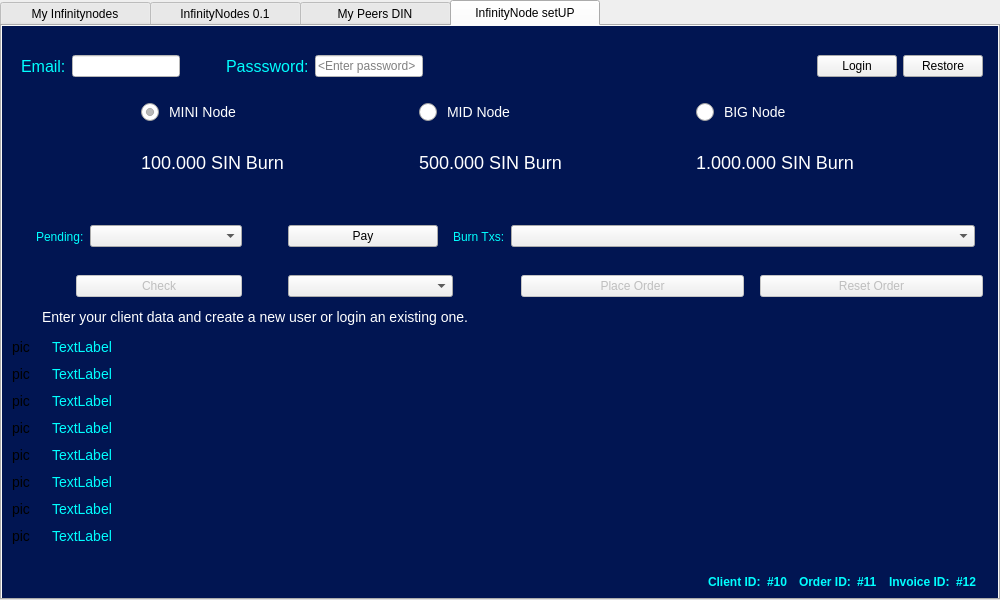
Above: src/qt/forms/masternodelist.ui from hardwarewise/SIN-core before the change. Below: the same form after it.
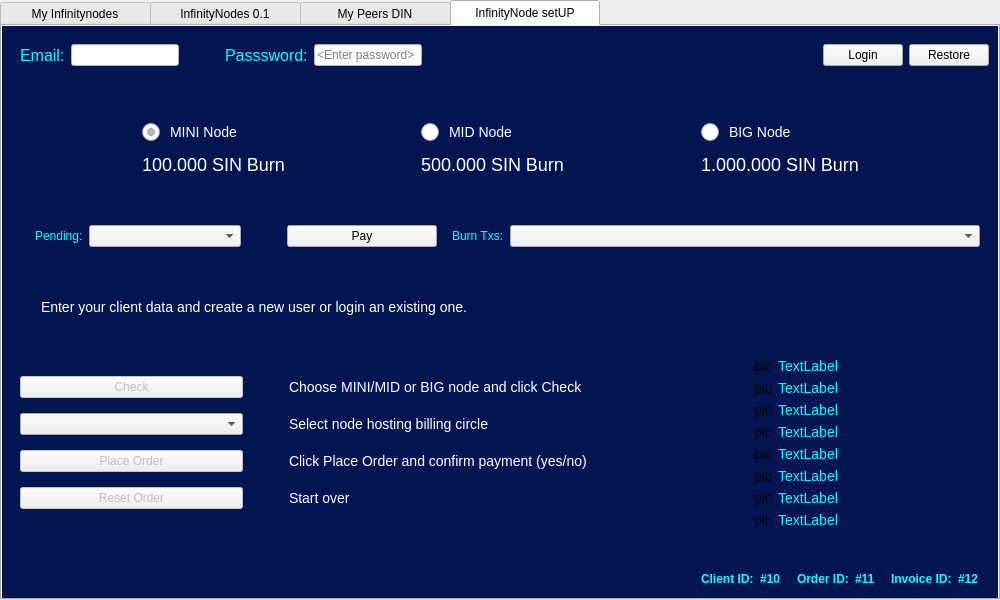
That is the form after the change. The open tabs and pages were chosen to show the change. Icons and pictures are not drawn.

Commit message: The setUP tab has been edited.

The edit to the form file:
```diff
--- a/src/qt/forms/masternodelist.ui
+++ b/src/qt/forms/masternodelist.ui
@@ -512,15 +512,147 @@
         <attribute name="title">
          <string>InfinityNode setUP</string>
         </attribute>
-        <widget class="QWidget" name="gridLayoutWidget">
-         <property name="geometry">
-          <rect>
-           <x>10</x>
-           <y>70</y>
-           <width>971</width>
-           <height>94</height>
-          </rect>
-         </property>
+        <layout class="QVBoxLayout" name="verticalLayout_5">
+         <item>
+          <layout class="QHBoxLayout" name="horizontalLayout_4">
+           <item>
+            <widget class="QWidget" name="widgetLogin" native="true">
+             <layout class="QHBoxLayout" name="horizontalLayout_10">
+              <item>
+               <widget class="QLabel" name="labelEmail">
+                <property name="font">
+                 <font>
+                  <pointsize>-1</pointsize>
+                  <weight>50</weight>
+                  <bold>false</bold>
+                 </font>
+                </property>
+                <property name="styleSheet">
+                 <string notr="true">font-size:16px;
+color: #01FFFF;
+
+</string>
+                </property>
+                <property name="text">
+                 <string>Email:</string>
+                </property>
+               </widget>
+              </item>
+              <item>
+               <widget class="QLineEdit" name="txtEmail">
+                <property name="styleSheet">
+                 <string notr="true">background-color: white;</string>
+                </property>
+               </widget>
+              </item>
+              <item>
+               <spacer name="horizontalSpacer_4">
+                <property name="orientation">
+                 <enum>Qt::Horizontal</enum>
+                </property>
+                <property name="sizeHint" stdset="0">
+                 <size>
+                  <width>40</width>
+                  <height>20</height>
+                 </size>
+                </property>
+               </spacer>
+              </item>
+              <item>
+               <widget class="QLabel" name="labelPassword">
+                <property name="font">
+                 <font>
+                  <pointsize>-1</pointsize>
+                  <weight>50</weight>
+                  <bold>false</bold>
+                 </font>
+                </property>
+                <property name="styleSheet">
+                 <string notr="true">font-size:16px;
+color: #01FFFF;
+
+</string>
+                </property>
+                <property name="text">
+                 <string>Passsword:</string>
+                </property>
+               </widget>
+              </item>
+              <item>
+               <widget class="QLineEdit" name="txtPassword">
+                <property name="styleSheet">
+                 <string notr="true">background-color: white;</string>
+                </property>
+                <property name="echoMode">
+                 <enum>QLineEdit::Password</enum>
+                </property>
+                <property name="placeholderText">
+                 <string>&lt;Enter password&gt;</string>
+                </property>
+               </widget>
+              </item>
+              <item>
+               <spacer name="horizontalSpacer_7">
+                <property name="orientation">
+                 <enum>Qt::Horizontal</enum>
+                </property>
+                <property name="sizeHint" stdset="0">
+                 <size>
+                  <width>40</width>
+                  <height>20</height>
+                 </size>
+                </property>
+               </spacer>
+              </item>
+             </layout>
+            </widget>
+           </item>
+           <item>
+            <spacer name="horizontalSpacer_8">
+             <property name="orientation">
+              <enum>Qt::Horizontal</enum>
+             </property>
+             <property name="sizeHint" stdset="0">
+              <size>
+               <width>40</width>
+               <height>20</height>
+              </size>
+             </property>
+            </spacer>
+           </item>
+           <item>
+            <widget class="QPushButton" name="btnLogin">
+             <property name="text">
+              <string>Login</string>
+             </property>
+            </widget>
+           </item>
+           <item>
+            <layout class="QHBoxLayout" name="horizontalLayout_8"/>
+           </item>
+           <item>
+            <widget class="QPushButton" name="btnRestore">
+             <property name="text">
+              <string>Restore</string>
+             </property>
+            </widget>
+           </item>
+          </layout>
+         </item>
+         <item>
+          <spacer name="verticalSpacer_5">
+           <property name="orientation">
+            <enum>Qt::Vertical</enum>
+           </property>
+           <property name="sizeHint" stdset="0">
+            <size>
+             <width>20</width>
+             <height>40</height>
+            </size>
+           </property>
+          </spacer>
+         </item>
+         <item>
          <layout class="QGridLayout" name="nodeSelect">
           <property name="sizeConstraint">
            <enum>QLayout::SetDefaultConstraint</enum>
@@ -761,522 +893,22 @@
            </widget>
           </item>
          </layout>
-        </widget>
-        <widget class="QWidget" name="verticalLayoutWidget_2">
-         <property name="geometry">
-          <rect>
-           <x>50</x>
-           <y>310</y>
-           <width>931</width>
-           <height>210</height>
-          </rect>
-         </property>
-         <layout class="QVBoxLayout" name="verticalLayout_5">
-          <item>
-           <widget class="QLabel" name="labelTxt_1">
-            <property name="styleSheet">
-             <string notr="true">font-size:14px;
-color: #01FFFF;</string>
-            </property>
-            <property name="text">
-             <string>TextLabel</string>
-            </property>
-           </widget>
           </item>
           <item>
-           <widget class="QLabel" name="labelTxt_2">
-            <property name="styleSheet">
-             <string notr="true">font-size:14px;
-color: #01FFFF;</string>
-            </property>
-            <property name="text">
-             <string>TextLabel</string>
-            </property>
-           </widget>
-          </item>
-          <item>
-           <widget class="QLabel" name="labelTxt_3">
-            <property name="styleSheet">
-             <string notr="true">font-size:14px;
-color: #01FFFF;</string>
-            </property>
-            <property name="text">
-             <string>TextLabel</string>
-            </property>
-           </widget>
-          </item>
-          <item>
-           <widget class="QLabel" name="labelTxt_4">
-            <property name="styleSheet">
-             <string notr="true">font-size:14px;
-color: #01FFFF;</string>
-            </property>
-            <property name="text">
-             <string>TextLabel</string>
-            </property>
-           </widget>
-          </item>
-          <item>
-           <widget class="QLabel" name="labelTxt_5">
-            <property name="styleSheet">
-             <string notr="true">font-size:14px;
-color: #01FFFF;</string>
-            </property>
-            <property name="text">
-             <string>TextLabel</string>
-            </property>
-           </widget>
-          </item>
-          <item>
-           <widget class="QLabel" name="labelTxt_6">
-            <property name="styleSheet">
-             <string notr="true">font-size:14px;
-color: #01FFFF;</string>
-            </property>
-            <property name="text">
-             <string>TextLabel</string>
-            </property>
-           </widget>
-          </item>
-          <item>
-           <widget class="QLabel" name="labelTxt_7">
-            <property name="styleSheet">
-             <string notr="true">font-size:14px;
-color: #01FFFF;</string>
-            </property>
-            <property name="text">
-             <string>TextLabel</string>
-            </property>
-           </widget>
-          </item>
-          <item>
-           <widget class="QLabel" name="labelTxt_8">
-            <property name="styleSheet">
-             <string notr="true">font-size:14px;
-color: #01FFFF;</string>
-            </property>
-            <property name="text">
-             <string>TextLabel</string>
-            </property>
-           </widget>
-          </item>
-         </layout>
-        </widget>
-        <widget class="QWidget" name="verticalLayoutWidget_3">
-         <property name="geometry">
-          <rect>
-           <x>10</x>
-           <y>310</y>
-           <width>41</width>
-           <height>210</height>
-          </rect>
-         </property>
-         <layout class="QVBoxLayout" name="verticalLayout_6">
-          <item>
-           <widget class="QLabel" name="labelPic_1">
-            <property name="styleSheet">
-             <string notr="true">font-size:14px;</string>
-            </property>
-            <property name="text">
-             <string>pic</string>
-            </property>
-           </widget>
-          </item>
-          <item>
-           <widget class="QLabel" name="labelPic_2">
-            <property name="styleSheet">
-             <string notr="true">font-size:14px;</string>
-            </property>
-            <property name="text">
-             <string>pic</string>
-            </property>
-           </widget>
-          </item>
-          <item>
-           <widget class="QLabel" name="labelPic_3">
-            <property name="styleSheet">
-             <string notr="true">font-size:14px;</string>
-            </property>
-            <property name="text">
-             <string>pic</string>
-            </property>
-           </widget>
-          </item>
-          <item>
-           <widget class="QLabel" name="labelPic_4">
-            <property name="styleSheet">
-             <string notr="true">font-size:14px;</string>
-            </property>
-            <property name="text">
-             <string>pic</string>
-            </property>
-           </widget>
-          </item>
-          <item>
-           <widget class="QLabel" name="labelPic_5">
-            <property name="styleSheet">
-             <string notr="true">font-size:14px;</string>
-            </property>
-            <property name="text">
-             <string>pic</string>
-            </property>
-           </widget>
-          </item>
-          <item>
-           <widget class="QLabel" name="labelPic_6">
-            <property name="styleSheet">
-             <string notr="true">font-size:14px;</string>
-            </property>
-            <property name="text">
-             <string>pic</string>
-            </property>
-           </widget>
-          </item>
-          <item>
-           <widget class="QLabel" name="labelPic_7">
-            <property name="styleSheet">
-             <string notr="true">font-size:14px;</string>
-            </property>
-            <property name="text">
-             <string>pic</string>
-            </property>
-           </widget>
-          </item>
-          <item>
-           <widget class="QLabel" name="labelPic_8">
-            <property name="styleSheet">
-             <string notr="true">font-size:14px;</string>
-            </property>
-            <property name="text">
-             <string>pic</string>
-            </property>
-           </widget>
-          </item>
-         </layout>
-        </widget>
-        <widget class="QWidget" name="setupButtons" native="true">
-         <property name="geometry">
-          <rect>
-           <x>10</x>
-           <y>230</y>
-           <width>971</width>
-           <height>61</height>
-          </rect>
-         </property>
-         <layout class="QHBoxLayout" name="horizontalLayout">
-          <item>
-           <spacer name="horizontalSpacer_17">
+          <spacer name="verticalSpacer_4">
             <property name="orientation">
-             <enum>Qt::Horizontal</enum>
-            </property>
-            <property name="sizeType">
-             <enum>QSizePolicy::Fixed</enum>
-            </property>
+            <enum>Qt::Vertical</enum>
+           </property>
             <property name="sizeHint" stdset="0">
              <size>
-              <width>64</width>
-              <height>20</height>
+             <width>20</width>
+             <height>40</height>
              </size>
             </property>
            </spacer>
           </item>
           <item>
-           <widget class="QPushButton" name="btnCheck">
-            <property name="enabled">
-             <bool>false</bool>
-            </property>
-            <property name="minimumSize">
-             <size>
-              <width>150</width>
-              <height>0</height>
-             </size>
-            </property>
-            <property name="text">
-             <string>Check</string>
-            </property>
-           </widget>
-          </item>
-          <item>
-           <spacer name="horizontalSpacer_16">
-            <property name="orientation">
-             <enum>Qt::Horizontal</enum>
-            </property>
-            <property name="sizeType">
-             <enum>QSizePolicy::Fixed</enum>
-            </property>
-            <property name="sizeHint" stdset="0">
-             <size>
-              <width>40</width>
-              <height>20</height>
-             </size>
-            </property>
-           </spacer>
-          </item>
-          <item>
-           <widget class="QComboBox" name="comboBilling">
-            <property name="minimumSize">
-             <size>
-              <width>150</width>
-              <height>0</height>
-             </size>
-            </property>
-           </widget>
-          </item>
-          <item>
-           <spacer name="horizontalSpacer_9">
-            <property name="orientation">
-             <enum>Qt::Horizontal</enum>
-            </property>
-            <property name="sizeType">
-             <enum>QSizePolicy::Fixed</enum>
-            </property>
-            <property name="sizeHint" stdset="0">
-             <size>
-              <width>62</width>
-              <height>20</height>
-             </size>
-            </property>
-           </spacer>
-          </item>
-          <item>
-           <widget class="QPushButton" name="btnSetup">
-            <property name="enabled">
-             <bool>false</bool>
-            </property>
-            <property name="minimumSize">
-             <size>
-              <width>223</width>
-              <height>0</height>
-             </size>
-            </property>
-            <property name="text">
-             <string>Place Order</string>
-            </property>
-           </widget>
-          </item>
-          <item>
-           <spacer name="horizontalSpacer_19">
-            <property name="orientation">
-             <enum>Qt::Horizontal</enum>
-            </property>
-            <property name="sizeType">
-             <enum>QSizePolicy::Fixed</enum>
-            </property>
-            <property name="sizeHint" stdset="0">
-             <size>
-              <width>10</width>
-              <height>20</height>
-             </size>
-            </property>
-           </spacer>
-          </item>
-          <item>
-           <widget class="QPushButton" name="btnSetupReset">
-            <property name="enabled">
-             <bool>false</bool>
-            </property>
-            <property name="minimumSize">
-             <size>
-              <width>223</width>
-              <height>0</height>
-             </size>
-            </property>
-            <property name="text">
-             <string>Reset Order</string>
-            </property>
-           </widget>
-          </item>
-         </layout>
-        </widget>
-        <widget class="QWidget" name="horizontalLayoutWidget_3">
-         <property name="geometry">
-          <rect>
-           <x>10</x>
-           <y>280</y>
-           <width>971</width>
-           <height>22</height>
-          </rect>
-         </property>
-         <layout class="QHBoxLayout" name="horizontalLayout_6">
-          <item>
-           <spacer name="horizontalSpacer_20">
-            <property name="orientation">
-             <enum>Qt::Horizontal</enum>
-            </property>
-            <property name="sizeType">
-             <enum>QSizePolicy::Fixed</enum>
-            </property>
-            <property name="sizeHint" stdset="0">
-             <size>
-              <width>30</width>
-              <height>20</height>
-             </size>
-            </property>
-           </spacer>
-          </item>
-          <item>
-           <widget class="QLabel" name="labelMessage">
-            <property name="minimumSize">
-             <size>
-              <width>0</width>
-              <height>0</height>
-             </size>
-            </property>
-            <property name="styleSheet">
-             <string notr="true">font-size:14px;
-color: #ffffff;</string>
-            </property>
-            <property name="text">
-             <string>Enter your client data and create a new user or login an existing one.</string>
-            </property>
-           </widget>
-          </item>
-         </layout>
-        </widget>
-        <widget class="QWidget" name="horizontalLayoutWidget_2">
-         <property name="geometry">
-          <rect>
-           <x>10</x>
-           <y>10</y>
-           <width>971</width>
-           <height>61</height>
-          </rect>
-         </property>
-         <layout class="QHBoxLayout" name="horizontalLayout_4">
-          <item>
-           <widget class="QWidget" name="widgetLogin" native="true">
-            <layout class="QHBoxLayout" name="horizontalLayout_10">
-             <item>
-              <widget class="QLabel" name="labelEmail">
-               <property name="font">
-                <font>
-                 <pointsize>-1</pointsize>
-                 <weight>50</weight>
-                 <bold>false</bold>
-                </font>
-               </property>
-               <property name="styleSheet">
-                <string notr="true">font-size:16px;
-color: #01FFFF;
-
-</string>
-               </property>
-               <property name="text">
-                <string>Email:</string>
-               </property>
-              </widget>
-             </item>
-             <item>
-              <widget class="QLineEdit" name="txtEmail">
-               <property name="styleSheet">
-                <string notr="true">background-color: white;</string>
-               </property>
-              </widget>
-             </item>
-             <item>
-              <spacer name="horizontalSpacer_4">
-               <property name="orientation">
-                <enum>Qt::Horizontal</enum>
-               </property>
-               <property name="sizeHint" stdset="0">
-                <size>
-                 <width>40</width>
-                 <height>20</height>
-                </size>
-               </property>
-              </spacer>
-             </item>
-             <item>
-              <widget class="QLabel" name="labelPassword">
-               <property name="font">
-                <font>
-                 <pointsize>-1</pointsize>
-                 <weight>50</weight>
-                 <bold>false</bold>
-                </font>
-               </property>
-               <property name="styleSheet">
-                <string notr="true">font-size:16px;
-color: #01FFFF;
-
-</string>
-               </property>
-               <property name="text">
-                <string>Passsword:</string>
-               </property>
-              </widget>
-             </item>
-             <item>
-              <widget class="QLineEdit" name="txtPassword">
-               <property name="styleSheet">
-                <string notr="true">background-color: white;</string>
-               </property>
-               <property name="echoMode">
-                <enum>QLineEdit::Password</enum>
-               </property>
-               <property name="placeholderText">
-                <string>&lt;Enter password&gt;</string>
-               </property>
-              </widget>
-             </item>
-             <item>
-              <spacer name="horizontalSpacer_7">
-               <property name="orientation">
-                <enum>Qt::Horizontal</enum>
-               </property>
-               <property name="sizeHint" stdset="0">
-                <size>
-                 <width>40</width>
-                 <height>20</height>
-                </size>
-               </property>
-              </spacer>
-             </item>
-            </layout>
-           </widget>
-          </item>
-          <item>
-           <spacer name="horizontalSpacer_8">
-            <property name="orientation">
-             <enum>Qt::Horizontal</enum>
-            </property>
-            <property name="sizeHint" stdset="0">
-             <size>
-              <width>40</width>
-              <height>20</height>
-             </size>
-            </property>
-           </spacer>
-          </item>
-          <item>
-           <widget class="QPushButton" name="btnLogin">
-            <property name="text">
-             <string>Login</string>
-            </property>
-           </widget>
-          </item>
-          <item>
-           <layout class="QHBoxLayout" name="horizontalLayout_8"/>
-          </item>
-          <item>
-           <widget class="QPushButton" name="btnRestore">
-            <property name="text">
-             <string>Restore</string>
-            </property>
-           </widget>
-          </item>
-         </layout>
-        </widget>
-        <widget class="QWidget" name="horizontalLayoutWidget_6">
-         <property name="geometry">
-          <rect>
-           <x>10</x>
-           <y>180</y>
-           <width>972</width>
-           <height>61</height>
-          </rect>
-         </property>
-         <layout class="QHBoxLayout" name="horizontalLayout_12">
+          <layout class="QHBoxLayout" name="horizontalLayout_13">
           <item>
            <widget class="QWidget" name="widgetCurrent" native="true">
             <layout class="QHBoxLayout" name="horizontalLayout_11" stretch="0,1,5,0,5,0,2,20">
@@ -1320,7 +952,7 @@
               </widget>
              </item>
              <item>
-              <spacer name="horizontalSpacer_10">
+               <spacer name="horizontalSpacer_12">
                <property name="orientation">
                 <enum>Qt::Horizontal</enum>
                </property>
@@ -1349,7 +981,7 @@
               </widget>
              </item>
              <item>
-              <spacer name="horizontalSpacer_11">
+               <spacer name="horizontalSpacer_13">
                <property name="orientation">
                 <enum>Qt::Horizontal</enum>
                </property>
@@ -1388,17 +1020,412 @@
            </widget>
           </item>
          </layout>
-        </widget>
-        <widget class="QWidget" name="horizontalLayoutWidget_7">
-         <property name="geometry">
-          <rect>
-           <x>20</x>
-           <y>540</y>
-           <width>961</width>
-           <height>31</height>
-          </rect>
-         </property>
-         <layout class="QHBoxLayout" name="horizontalLayout_13">
+         </item>
+         <item>
+          <spacer name="verticalSpacer_3">
+           <property name="orientation">
+            <enum>Qt::Vertical</enum>
+           </property>
+           <property name="sizeHint" stdset="0">
+            <size>
+             <width>20</width>
+             <height>40</height>
+            </size>
+           </property>
+          </spacer>
+         </item>
+         <item>
+          <layout class="QHBoxLayout" name="horizontalLayout_15">
+           <item>
+            <spacer name="horizontalSpacer_20">
+             <property name="orientation">
+              <enum>Qt::Horizontal</enum>
+             </property>
+             <property name="sizeType">
+              <enum>QSizePolicy::Fixed</enum>
+             </property>
+             <property name="sizeHint" stdset="0">
+              <size>
+               <width>30</width>
+               <height>20</height>
+              </size>
+             </property>
+            </spacer>
+           </item>
+           <item>
+            <widget class="QLabel" name="labelMessage">
+             <property name="minimumSize">
+              <size>
+               <width>0</width>
+               <height>0</height>
+              </size>
+             </property>
+             <property name="styleSheet">
+              <string notr="true">font-size:14px;
+color: #ffffff;</string>
+             </property>
+             <property name="text">
+              <string>Enter your client data and create a new user or login an existing one.</string>
+             </property>
+            </widget>
+           </item>
+          </layout>
+         </item>
+         <item>
+          <spacer name="verticalSpacer_2">
+           <property name="orientation">
+            <enum>Qt::Vertical</enum>
+           </property>
+           <property name="sizeHint" stdset="0">
+            <size>
+             <width>20</width>
+             <height>40</height>
+            </size>
+           </property>
+          </spacer>
+         </item>
+         <item>
+          <layout class="QHBoxLayout" name="horizontalLayout">
+           <item>
+            <widget class="QWidget" name="setupButtons" native="true">
+             <layout class="QGridLayout" name="gridLayout_3">
+              <item row="0" column="0">
+               <widget class="QPushButton" name="btnCheck">
+                <property name="enabled">
+                 <bool>false</bool>
+                </property>
+                <property name="minimumSize">
+                 <size>
+                  <width>150</width>
+                  <height>0</height>
+                 </size>
+                </property>
+                <property name="text">
+                 <string>Check</string>
+                </property>
+               </widget>
+              </item>
+              <item row="2" column="2">
+               <widget class="QLabel" name="label_4">
+                <property name="styleSheet">
+                 <string notr="true">color: rgb(255, 255, 255);
+font-size: 14px;</string>
+                </property>
+                <property name="text">
+                 <string>Click Place Order and confirm payment (yes/no)</string>
+                </property>
+               </widget>
+              </item>
+              <item row="1" column="0">
+               <widget class="QComboBox" name="comboBilling">
+                <property name="minimumSize">
+                 <size>
+                  <width>150</width>
+                  <height>0</height>
+                 </size>
+                </property>
+               </widget>
+              </item>
+              <item row="3" column="0">
+               <widget class="QPushButton" name="btnSetupReset">
+                <property name="enabled">
+                 <bool>false</bool>
+                </property>
+                <property name="minimumSize">
+                 <size>
+                  <width>223</width>
+                  <height>0</height>
+                 </size>
+                </property>
+                <property name="text">
+                 <string>Reset Order</string>
+                </property>
+               </widget>
+              </item>
+              <item row="0" column="2">
+               <widget class="QLabel" name="label_2">
+                <property name="styleSheet">
+                 <string notr="true">color: rgb(255, 255, 255);
+font-size: 14px;</string>
+                </property>
+                <property name="text">
+                 <string>Choose MINI/MID or BIG node and click Check</string>
+                </property>
+               </widget>
+              </item>
+              <item row="1" column="2">
+               <widget class="QLabel" name="label_3">
+                <property name="styleSheet">
+                 <string notr="true">color: rgb(255, 255, 255);
+font-size: 14px;</string>
+                </property>
+                <property name="text">
+                 <string>Select node hosting billing circle</string>
+                </property>
+               </widget>
+              </item>
+              <item row="3" column="2">
+               <widget class="QLabel" name="label_5">
+                <property name="styleSheet">
+                 <string notr="true">color: rgb(255, 255, 255);
+font-size: 14px;</string>
+                </property>
+                <property name="text">
+                 <string>Start over</string>
+                </property>
+               </widget>
+              </item>
+              <item row="2" column="0">
+               <widget class="QPushButton" name="btnSetup">
+                <property name="enabled">
+                 <bool>false</bool>
+                </property>
+                <property name="minimumSize">
+                 <size>
+                  <width>223</width>
+                  <height>0</height>
+                 </size>
+                </property>
+                <property name="text">
+                 <string>Place Order</string>
+                </property>
+               </widget>
+              </item>
+              <item row="2" column="1">
+               <spacer name="horizontalSpacer_21">
+                <property name="orientation">
+                 <enum>Qt::Horizontal</enum>
+                </property>
+                <property name="sizeHint" stdset="0">
+                 <size>
+                  <width>40</width>
+                  <height>20</height>
+                 </size>
+                </property>
+               </spacer>
+              </item>
+             </layout>
+            </widget>
+           </item>
+           <item>
+            <spacer name="horizontalSpacer_2">
+             <property name="orientation">
+              <enum>Qt::Horizontal</enum>
+             </property>
+             <property name="sizeHint" stdset="0">
+              <size>
+               <width>40</width>
+               <height>20</height>
+              </size>
+             </property>
+            </spacer>
+           </item>
+           <item>
+            <layout class="QVBoxLayout" name="verticalLayout_6">
+             <item>
+              <widget class="QLabel" name="labelPic_1">
+               <property name="styleSheet">
+                <string notr="true">font-size:14px;</string>
+               </property>
+               <property name="text">
+                <string>pic</string>
+               </property>
+              </widget>
+             </item>
+             <item>
+              <widget class="QLabel" name="labelPic_8">
+               <property name="styleSheet">
+                <string notr="true">font-size:14px;</string>
+               </property>
+               <property name="text">
+                <string>pic</string>
+               </property>
+              </widget>
+             </item>
+             <item>
+              <widget class="QLabel" name="labelPic_6">
+               <property name="styleSheet">
+                <string notr="true">font-size:14px;</string>
+               </property>
+               <property name="text">
+                <string>pic</string>
+               </property>
+              </widget>
+             </item>
+             <item>
+              <widget class="QLabel" name="labelPic_7">
+               <property name="styleSheet">
+                <string notr="true">font-size:14px;</string>
+               </property>
+               <property name="text">
+                <string>pic</string>
+               </property>
+              </widget>
+             </item>
+             <item>
+              <widget class="QLabel" name="labelPic_5">
+               <property name="styleSheet">
+                <string notr="true">font-size:14px;</string>
+               </property>
+               <property name="text">
+                <string>pic</string>
+               </property>
+              </widget>
+             </item>
+             <item>
+              <widget class="QLabel" name="labelPic_3">
+               <property name="styleSheet">
+                <string notr="true">font-size:14px;</string>
+               </property>
+               <property name="text">
+                <string>pic</string>
+               </property>
+              </widget>
+             </item>
+             <item>
+              <widget class="QLabel" name="labelPic_2">
+               <property name="styleSheet">
+                <string notr="true">font-size:14px;</string>
+               </property>
+               <property name="text">
+                <string>pic</string>
+               </property>
+              </widget>
+             </item>
+             <item>
+              <widget class="QLabel" name="labelPic_4">
+               <property name="styleSheet">
+                <string notr="true">font-size:14px;</string>
+               </property>
+               <property name="text">
+                <string>pic</string>
+               </property>
+              </widget>
+             </item>
+            </layout>
+           </item>
+           <item>
+            <layout class="QVBoxLayout" name="verticalLayout_7">
+             <item>
+              <widget class="QLabel" name="labelTxt_6">
+               <property name="styleSheet">
+                <string notr="true">font-size:14px;
+color: #01FFFF;</string>
+               </property>
+               <property name="text">
+                <string>TextLabel</string>
+               </property>
+              </widget>
+             </item>
+             <item>
+              <widget class="QLabel" name="labelTxt_8">
+               <property name="styleSheet">
+                <string notr="true">font-size:14px;
+color: #01FFFF;</string>
+               </property>
+               <property name="text">
+                <string>TextLabel</string>
+               </property>
+              </widget>
+             </item>
+             <item>
+              <widget class="QLabel" name="labelTxt_4">
+               <property name="styleSheet">
+                <string notr="true">font-size:14px;
+color: #01FFFF;</string>
+               </property>
+               <property name="text">
+                <string>TextLabel</string>
+               </property>
+              </widget>
+             </item>
+             <item>
+              <widget class="QLabel" name="labelTxt_3">
+               <property name="styleSheet">
+                <string notr="true">font-size:14px;
+color: #01FFFF;</string>
+               </property>
+               <property name="text">
+                <string>TextLabel</string>
+               </property>
+              </widget>
+             </item>
+             <item>
+              <widget class="QLabel" name="labelTxt_7">
+               <property name="styleSheet">
+                <string notr="true">font-size:14px;
+color: #01FFFF;</string>
+               </property>
+               <property name="text">
+                <string>TextLabel</string>
+               </property>
+              </widget>
+             </item>
+             <item>
+              <widget class="QLabel" name="labelTxt_5">
+               <property name="styleSheet">
+                <string notr="true">font-size:14px;
+color: #01FFFF;</string>
+               </property>
+               <property name="text">
+                <string>TextLabel</string>
+               </property>
+              </widget>
+             </item>
+             <item>
+              <widget class="QLabel" name="labelTxt_2">
+               <property name="styleSheet">
+                <string notr="true">font-size:14px;
+color: #01FFFF;</string>
+               </property>
+               <property name="text">
+                <string>TextLabel</string>
+               </property>
+              </widget>
+             </item>
+             <item>
+              <widget class="QLabel" name="labelTxt_1">
+               <property name="styleSheet">
+                <string notr="true">font-size:14px;
+color: #01FFFF;</string>
+               </property>
+               <property name="text">
+                <string>TextLabel</string>
+               </property>
+              </widget>
+             </item>
+            </layout>
+           </item>
+           <item>
+            <spacer name="horizontalSpacer_19">
+             <property name="orientation">
+              <enum>Qt::Horizontal</enum>
+             </property>
+             <property name="sizeHint" stdset="0">
+              <size>
+               <width>40</width>
+               <height>20</height>
+              </size>
+             </property>
+            </spacer>
+           </item>
+          </layout>
+         </item>
+         <item>
+          <spacer name="verticalSpacer">
+           <property name="orientation">
+            <enum>Qt::Vertical</enum>
+           </property>
+           <property name="sizeHint" stdset="0">
+            <size>
+             <width>20</width>
+             <height>40</height>
+            </size>
+           </property>
+          </spacer>
+         </item>
+         <item>
+          <layout class="QHBoxLayout" name="horizontalLayout_16">
           <item>
            <spacer name="horizontalSpacer_15">
             <property name="orientation">
@@ -1449,7 +1476,7 @@
            </widget>
           </item>
           <item>
-           <spacer name="horizontalSpacer_12">
+            <spacer name="horizontalSpacer_14">
             <property name="orientation">
              <enum>Qt::Horizontal</enum>
             </property>
@@ -1498,7 +1525,7 @@
            </widget>
           </item>
           <item>
-           <spacer name="horizontalSpacer_13">
+            <spacer name="horizontalSpacer_16">
             <property name="orientation">
              <enum>Qt::Horizontal</enum>
             </property>
@@ -1547,7 +1574,7 @@
            </widget>
           </item>
           <item>
-           <spacer name="horizontalSpacer_14">
+            <spacer name="horizontalSpacer_17">
             <property name="orientation">
              <enum>Qt::Horizontal</enum>
             </property>
@@ -1560,7 +1587,8 @@
            </spacer>
           </item>
          </layout>
-        </widget>
+         </item>
+        </layout>
        </widget>
       </widget>
      </item>
```
Left out of the diff: 23 changed lines with no effect on the pictures. Lines whose indentation alone changed are shown as unchanged. The commit also changes 1 other file.
